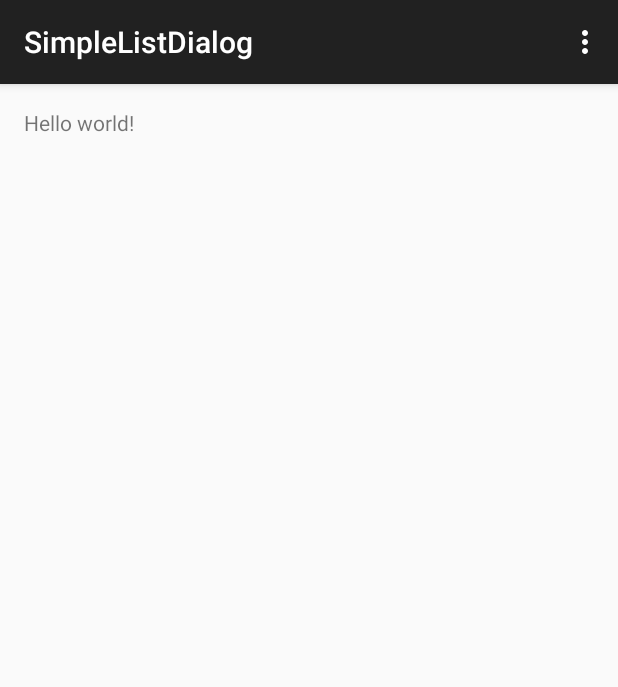
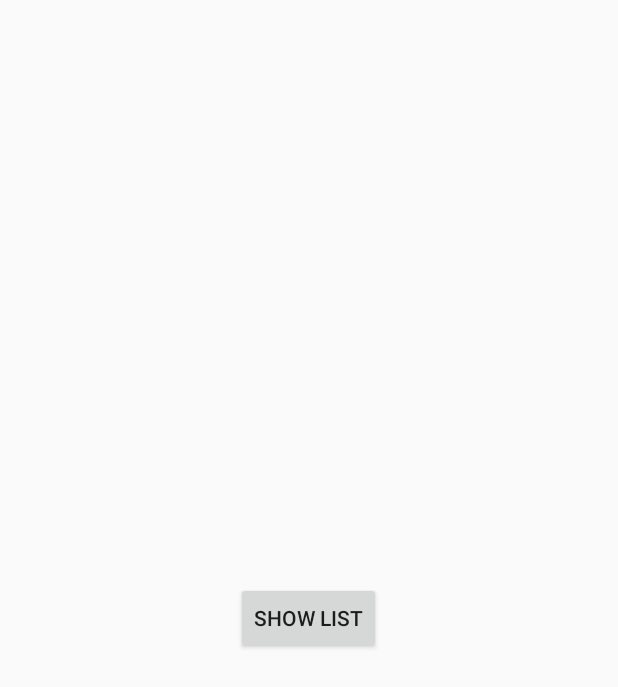
Before and after one commit to misuher/Android-Learn, an Android app: the screen it shows after launch (MainActivity), on a phone screen of 412 x 824 dp. Shown: the top 687 px of the screen. Run offline under Robolectric (Android 15) with nearby library versions, the phone set to English and light mode, and no system bars.

Commit message:
list dialog

```diff
--- a/SimpleListDialog/app/src/main/java/com/example/meser/simplelistdialog/MainActivity.java
+++ b/SimpleListDialog/app/src/main/java/com/example/meser/simplelistdialog/MainActivity.java
@@ -1,17 +1,41 @@
 package com.example.meser.simplelistdialog;
 
+import android.app.Activity;
+import android.app.AlertDialog;
+import android.app.Dialog;
+import android.content.DialogInterface;
 import android.support.v7.app.ActionBarActivity;
 import android.os.Bundle;
 import android.view.Menu;
 import android.view.MenuItem;
+import android.view.View;
+import android.widget.Toast;
 
 
-public class MainActivity extends ActionBarActivity {
+public class MainActivity extends Activity {
+
+    private String[] list;
 
     @Override
     protected void onCreate(Bundle savedInstanceState) {
         super.onCreate(savedInstanceState);
         setContentView(R.layout.activity_main);
+
+        setContentView(R.layout.activity_main);
+        list = getResources().getStringArray(R.array.lista);
+    }
+
+    public void show_dialoglist(View v){
+        AlertDialog.Builder builder = new AlertDialog.Builder(this);
+        builder.setTitle(R.string.dialog_title);
+        builder.setItems(R.array.lista, new DialogInterface.OnClickListener() {
+            @Override
+            public void onClick(DialogInterface dialog, int which) {
+                Toast.makeText(MainActivity.this, String.format("you choose %s", list[which]), Toast.LENGTH_SHORT).show();
+            }
+        });
+        Dialog dialog = builder.create();
+        dialog.show();
     }
 
     @Override
--- a/SimpleListDialog/app/src/main/res/layout/activity_main.xml
+++ b/SimpleListDialog/app/src/main/res/layout/activity_main.xml
@@ -5,7 +5,12 @@
     android:paddingTop="@dimen/activity_vertical_margin"
     android:paddingBottom="@dimen/activity_vertical_margin" tools:context=".MainActivity">
 
-    <TextView android:text="@string/hello_world" android:layout_width="wrap_content"
-        android:layout_height="wrap_content" />
-
+    <Button
+        android:layout_width="wrap_content"
+        android:layout_height="wrap_content"
+        android:text="@string/mybutton"
+        android:id="@+id/button"
+        android:layout_centerVertical="true"
+        android:layout_centerHorizontal="true"
+        android:onClick="show_dialoglist"/>
 </RelativeLayout>
--- a/SimpleListDialog/app/src/main/res/values/strings.xml
+++ b/SimpleListDialog/app/src/main/res/values/strings.xml
@@ -3,4 +3,11 @@
 
     <string name="hello_world">Hello world!</string>
     <string name="action_settings">Settings</string>
+    <string name="mybutton">show list</string>
+    <string name="dialog_title">Choose from list</string>
+    <string-array name="lista">
+        <item>Red</item>
+        <item>Black</item>
+        <item>White</item>
+    </string-array>
 </resources>
```
Also changed, not shown: 1 other file.
